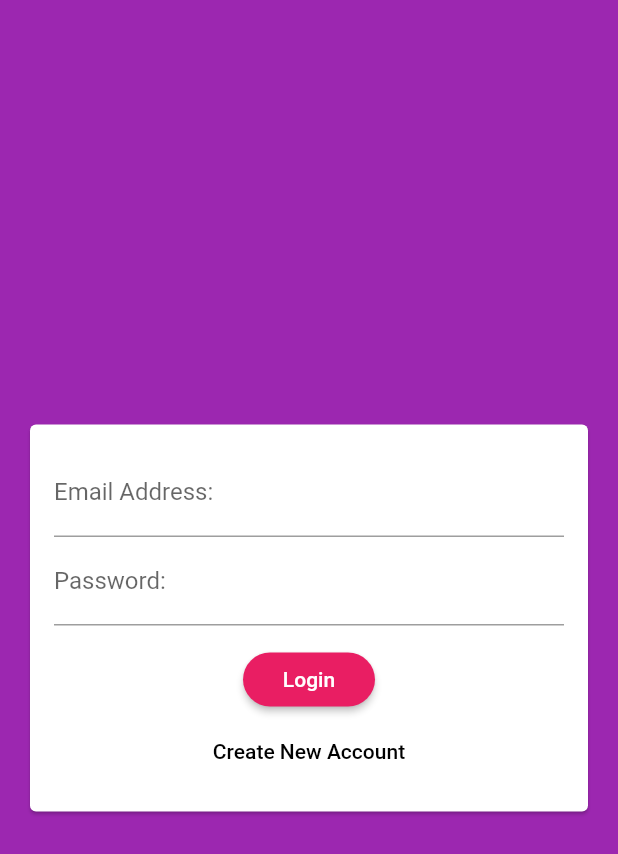
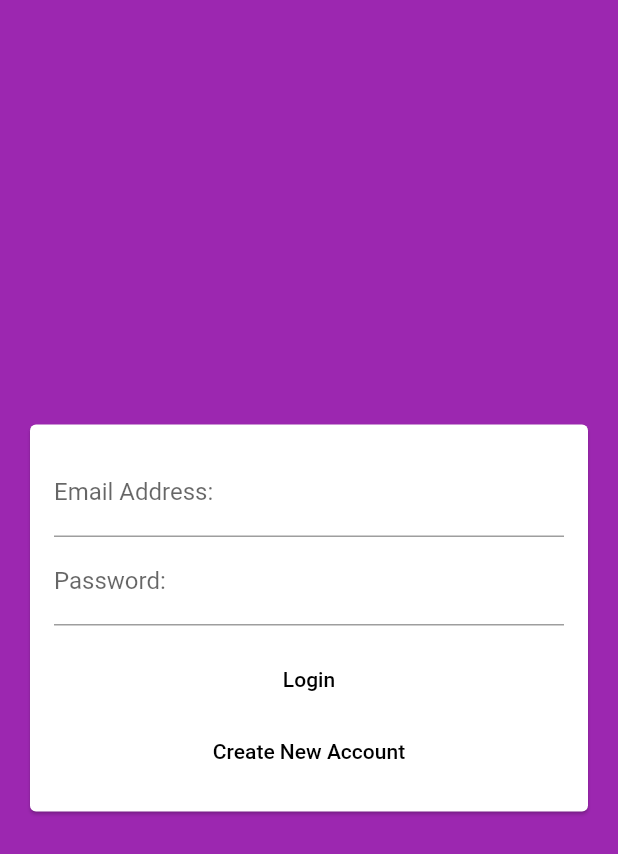
Before and after one commit to Zaytun/Farmzee_1, a Flutter app: the AuthScreen screen opened directly, on a phone screen of 412 x 824 dp. Shown: the top 854 px of the screen. Run offline on Flutter 3.47's test engine with Material 2 defaults, Android fonts, the phone set to English and light mode, and no system bars; our stand-ins replace cloud_firestore, firebase_auth, firebase_core, sqflite; missing offline and left inert: flutter_sparkline; accounts and stored records are empty; network calls fail.

Commit message:
new updates

```diff
--- a/lib/widgets/auth/auth_form.dart
+++ b/lib/widgets/auth/auth_form.dart
@@ -117,8 +117,8 @@ class _AuthFormState extends State<AuthForm> {
                     },
                   ),
                   SizedBox(height: 12,),
-                  RaisedButton(child: Text(_isLogin? 'Login': 'Signup'),onPressed: _trySubmit,),
-                  FlatButton( child: Text(_isLogin?'Create New Account':'Already have an account'), onPressed: (){
+                  MaterialButton(child: Text(_isLogin? 'Login': 'Signup'),onPressed: _trySubmit,),
+                  MaterialButton( child: Text(_isLogin?'Create New Account':'Already have an account'), onPressed: (){
                    setState(() {
                      _isLogin = !_isLogin;
                    });
```
Also changed, not shown: lib/main.dart (+7 -1 lines), lib/providers/auth_provider.dart (added, +54 -0 lines), lib/screens/auth_screen.dart (+7 -3 lines).
